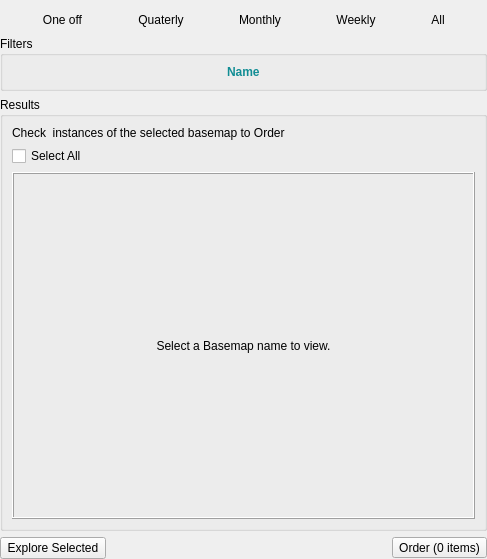
planetlabs/qgis-planet-plugin, file planet_explorer/ui/basemaps_widget.ui: the form before one commit.
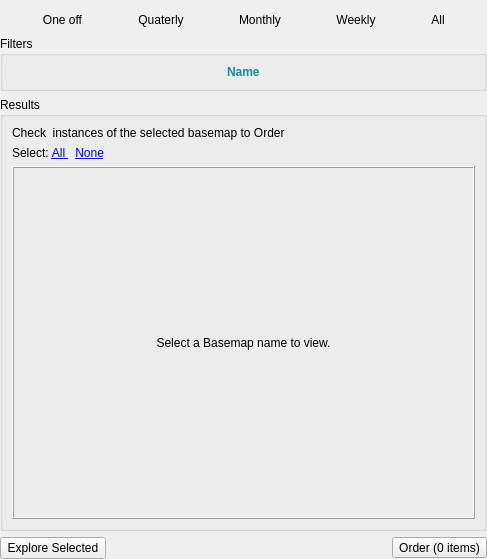
The form after the commit. The open tabs and pages were chosen to show the change. Icons and pictures are not drawn. Custom widgets are drawn as their Qt base class.

What changed in the file:
```diff
--- a/planet_explorer/ui/basemaps_widget.ui
+++ b/planet_explorer/ui/basemaps_widget.ui
@@ -233,9 +233,9 @@
            </widget>
           </item>
           <item>
-           <widget class="QCheckBox" name="chkSelectAllMosaics">
+           <widget class="QLabel" name="lblSelectAllMosaics">
             <property name="text">
-             <string>Select All</string>
+             <string>&lt;html&gt;&lt;head/&gt;&lt;body&gt;&lt;p&gt;Select: &lt;a href=&quot;all&quot;&gt;&lt;span style=&quot; text-decoration: underline; color:#0000ff;&quot;&gt;All   &lt;/span&gt;&lt;/a&gt;&amp;nbsp;&amp;nbsp;&lt;a href=&quot;none&quot;&gt;&lt;span style=&quot; text-decoration: underline; color:#0000ff;&quot;&gt;None&lt;/span&gt;&lt;/a&gt;&lt;/p&gt;&lt;/body&gt;&lt;/html&gt;</string>
             </property>
            </widget>
           </item>
```
Left out of the diff: 8 changed lines with no effect on the pictures.
